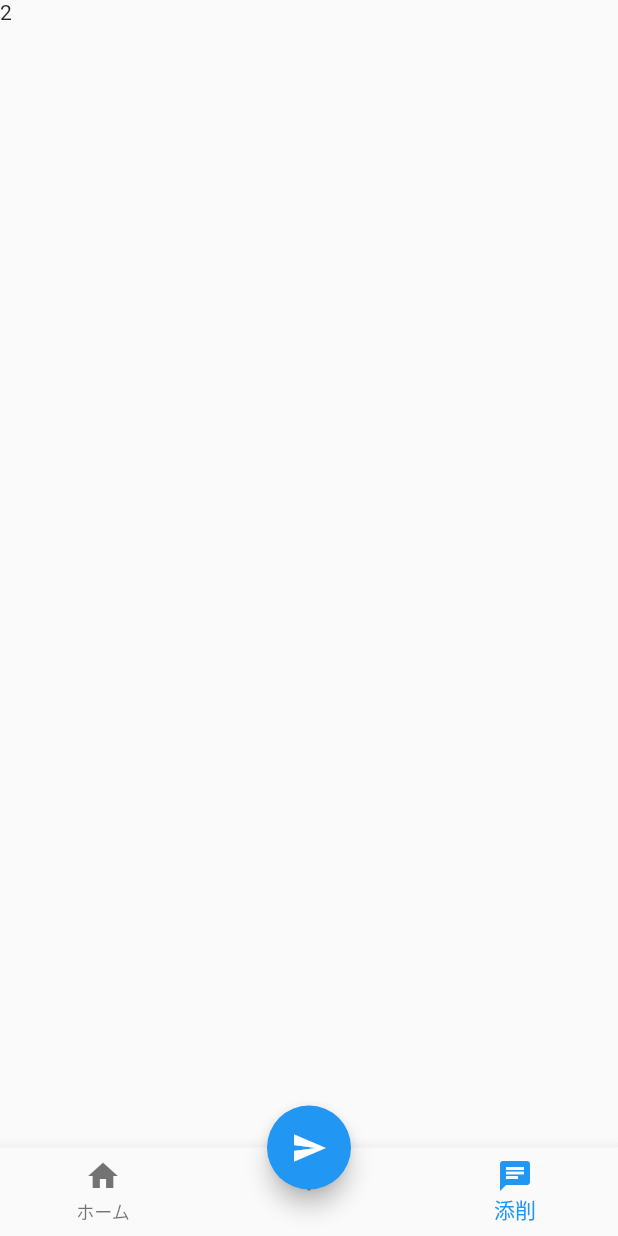
After one commit to gadgelogger/aoharu, a Flutter app: the Manege screen opened directly, item 3 of the bottom bar chosen, after a tap on the "send" icon, on a phone screen of 412 x 824 dp. The commit adds this screen. Run offline on Flutter 3.47's test engine with Material 2 defaults, Android fonts, the phone set to English and light mode, and no system bars.

Commit message:
ホーム+ボトム

```diff
--- a/lib/home_page.dart
+++ b/lib/home_page.dart
@@ -11,7 +11,6 @@ class HomePage extends StatelessWidget {
       ),
       body: Column(
         children: [
-          const TextField(),
           SizedBox(
             width: 500,
             height: 300,
@@ -67,25 +66,6 @@ class HomePage extends StatelessWidget {
               ],
             ),
           ),
-          // Stack(
-          //   children: [
-          //     SizedBox(
-          //       height: 160,
-          //       width: 280,
-          //       child: Card(
-          //         shape: RoundedRectangleBorder(
-          //           borderRadius: BorderRadius.circular(34),
-          //         ),
-          //         child: Column(
-          //           children: const [
-          //             Text('Tomato'),
-          //             Text('前から好きだったんだよね。付き合わない')
-          //           ],
-          //         ),
-          //       ),
-          //     ),
-          //   ],
-          // )
         ],
       ),
     );
--- a/lib/login.dart
+++ b/lib/login.dart
@@ -1,4 +1,5 @@
 import 'package:flutter/material.dart';
+import 'package:teamc/manage.dart';
 import 'package:teamc/signin.dart';
 
 class Login extends StatefulWidget {
@@ -62,7 +63,11 @@ class _LoginState extends State<Login> {
             width: 300,
             child: ElevatedButton(
               onPressed: () {
-                // TODO: Implement login functionality
+                Navigator.of(context).pushReplacement(
+                  MaterialPageRoute<void>(
+                    builder: (builder) => const Manege(),
+                  ),
+                );
               },
               child: const Text('ログイン'),
               style: ElevatedButton.styleFrom(
--- /dev/null
+++ b/lib/manage.dart
@@ -0,0 +1,69 @@
+import 'package:flutter/material.dart';
+import 'package:teamc/home_page.dart';
+import 'package:teamc/page1.dart';
+import 'package:teamc/page2.dart';
+
+class Manege extends StatefulWidget {
+  const Manege({Key? key}) : super(key: key);
+
+  @override
+  State<Manege> createState() => _ManegeState();
+}
+
+class _ManegeState extends State<Manege> {
+  int currentTabIndex = 0;
+
+  // タップした際の挙動
+  onTapped(int index) {
+    setState(() => currentTabIndex = index);
+  }
+
+  // 表示するページ一覧
+  List<Widget> pages = [
+    const HomePage(),
+    Page1(),
+    Page2(),
+  ];
+
+  @override
+  Widget build(BuildContext context) {
+    // ボトムバー
+    List<BottomNavigationBarItem> bottomBars = [
+      const BottomNavigationBarItem(
+        icon: Icon(Icons.home),
+        label: 'ホーム',
+      ),
+      const BottomNavigationBarItem(
+        icon: Icon(Icons.add),
+        label: '',
+      ),
+      const BottomNavigationBarItem(
+        icon: Icon(Icons.chat),
+        label: '添削',
+      )
+    ];
+
+    return Scaffold(
+        body: IndexedStack(
+          index: currentTabIndex,
+          children: pages,
+        ),
+        floatingActionButtonLocation: FloatingActionButtonLocation.centerDocked,
+        floatingActionButton: FloatingActionButton(
+            backgroundColor: Colors.blue,
+            onPressed: () {
+              // TODO 投稿画面に画面遷移させる
+            },
+            child: const Icon(Icons.send)
+            // Icon(Icons.add),
+            ),
+        bottomNavigationBar: BottomNavigationBar(
+            onTap: (int index) {
+              if (index != 1) {
+                onTapped(index);
+              }
+            },
+            currentIndex: currentTabIndex,
+            items: bottomBars));
+  }
+}
--- /dev/null
+++ b/lib/page1.dart
@@ -0,0 +1,10 @@
+import 'package:flutter/material.dart';
+
+class Page1 extends StatelessWidget {
+  @override
+  Widget build(BuildContext context) {
+    return const Scaffold(
+      body: Text('1'),
+    );
+  }
+}
--- /dev/null
+++ b/lib/page2.dart
@@ -0,0 +1,10 @@
+import 'package:flutter/material.dart';
+
+class Page2 extends StatelessWidget {
+  @override
+  Widget build(BuildContext context) {
+    return const Scaffold(
+      body: Text('2'),
+    );
+  }
+}
```
